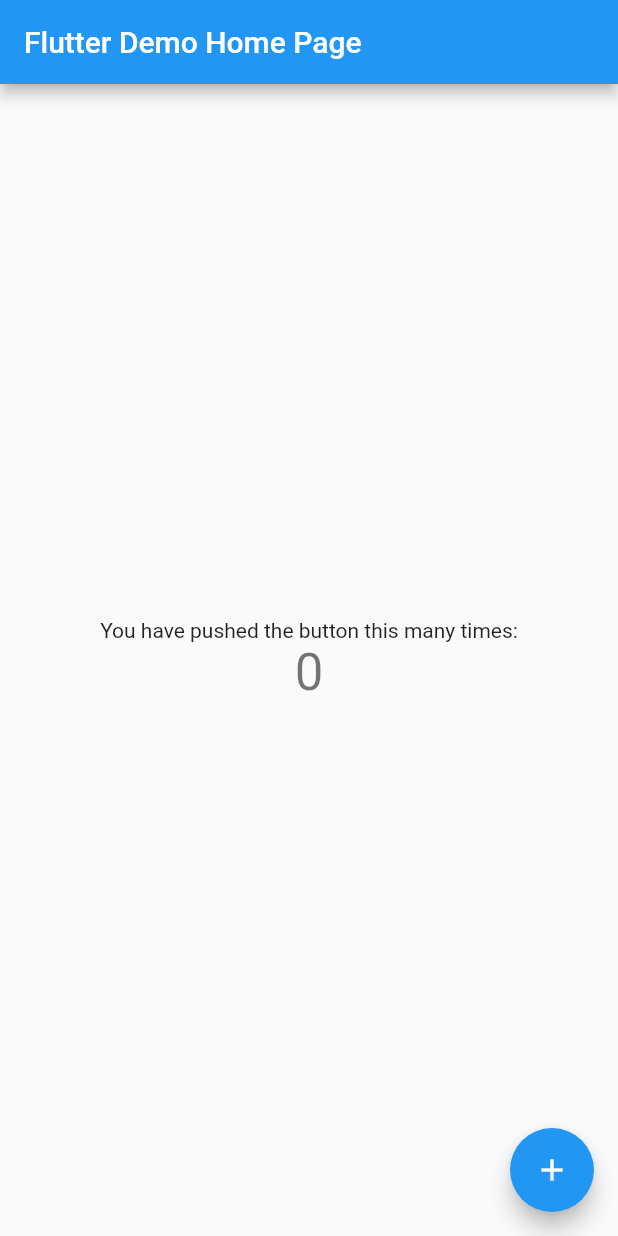
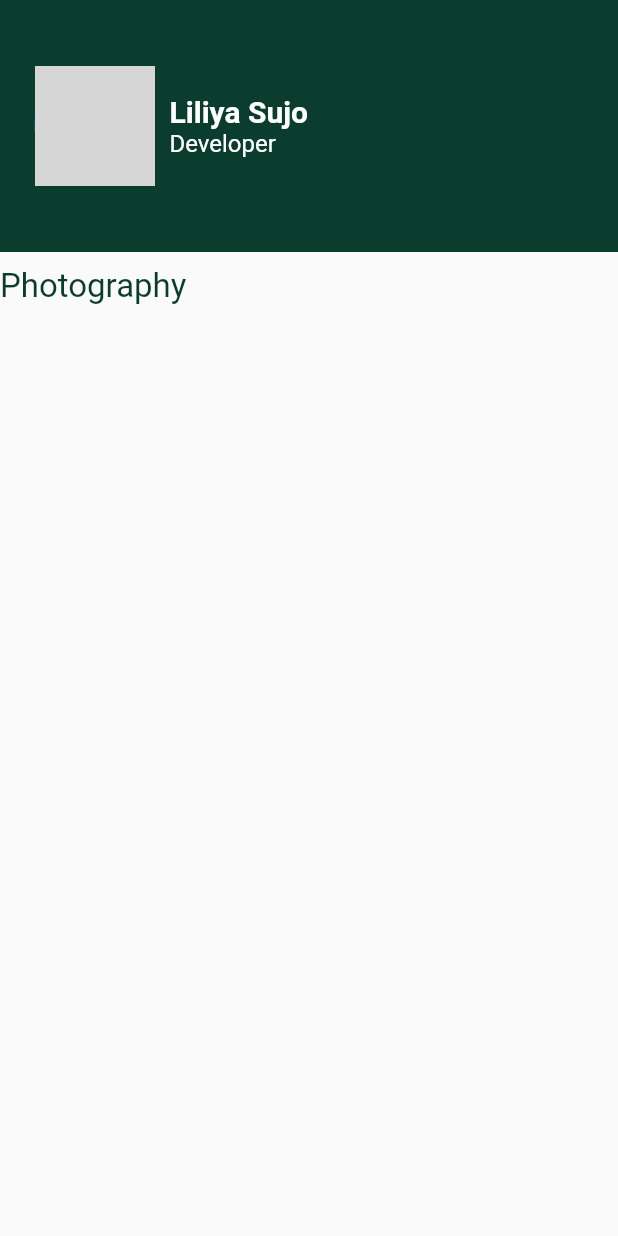
Before and after one commit to liliyasujo/flutter-project, a Flutter app: the screen it shows after launch, on a phone screen of 412 x 824 dp. Run offline on Flutter 3.47's test engine with Material 2 defaults, Android fonts, the phone set to English and light mode, and no system bars; network calls fail; grey boxes are pictures that could not be loaded.

Commit message:
Day 2 updates

```diff
--- /dev/null
+++ b/lib/homepage.dart
@@ -0,0 +1,24 @@
+import 'package:flutter/material.dart';
+import 'package:flutter_project/top_bar.dart';
+
+class HomePageScreen extends StatelessWidget {
+  @override
+  Widget build(BuildContext context) {
+    return Scaffold(
+      body: SafeArea(
+        child: Column(
+          crossAxisAlignment: CrossAxisAlignment.start,
+          children: [
+            TopBar(
+              title: 'Liliya Sujo',
+              subtitle: 'Developer',
+              color: Color(0xff0B3D2E),
+            ),
+            const SizedBox(height: 10),
+            Text('Photography',style: TextStyle(fontSize: 22,color: Color(0xff0B3D2E)),),
+          ],
+        ),
+      ),
+    );
+  }
+}
--- a/lib/main.dart
+++ b/lib/main.dart
@@ -1,43 +1,27 @@
 import 'package:flutter/material.dart';
+import 'package:flutter_project/homepage.dart';
 
 void main() {
   runApp(MyApp());
 }
 
 class MyApp extends StatelessWidget {
-  // This widget is the root of your application.
+
   @override
   Widget build(BuildContext context) {
     return MaterialApp(
       title: 'Flutter Demo',
       theme: ThemeData(
-        // This is the theme of your application.
-        //
-        // Try running your application with "flutter run". You'll see the
-        // application has a blue toolbar. Then, without quitting the app, try
-        // changing the primarySwatch below to Colors.green and then invoke
-        // "hot reload" (press "r" in the console where you ran "flutter run",
-        // or simply save your changes to "hot reload" in a Flutter IDE).
-        // Notice that the counter didn't reset back to zero; the application
-        // is not restarted.
+
         primarySwatch: Colors.blue,
       ),
-      home: MyHomePage(title: 'Flutter Demo Home Page'),
+      home: HomePageScreen(),
     );
   }
 }
 
 class MyHomePage extends StatefulWidget {
   MyHomePage({Key? key, required this.title}) : super(key: key);
-
-  // This widget is the home page of your application. It is stateful, meaning
-  // that it has a State object (defined below) that contains fields that affect
-  // how it looks.
-
-  // This class is the configuration for the state. It holds the values (in this
-  // case the title) provided by the parent (in this case the App widget) and
-  // used by the build method of the State. Fields in a Widget subclass are
-  // always marked "final".
 
   final String title;
 
@@ -50,47 +34,22 @@ class _MyHomePageState extends State<MyHomePage> {
 
   void _incrementCounter() {
     setState(() {
-      // This call to setState tells the Flutter framework that something has
-      // changed in this State, which causes it to rerun the build method below
-      // so that the display can reflect the updated values. If we changed
-      // _counter without calling setState(), then the build method would not be
-      // called again, and so nothing would appear to happen.
       _counter++;
     });
   }
 
   @override
   Widget build(BuildContext context) {
-    // This method is rerun every time setState is called, for instance as done
-    // by the _incrementCounter method above.
-    //
-    // The Flutter framework has been optimized to make rerunning build methods
-    // fast, so that you can just rebuild anything that needs updating rather
-    // than having to individually change instances of widgets.
+
     return Scaffold(
       appBar: AppBar(
-        // Here we take the value from the MyHomePage object that was created by
-        // the App.build method, and use it to set our appbar title.
+
         title: Text(widget.title),
       ),
       body: Center(
-        // Center is a layout widget. It takes a single child and positions it
-        // in the middle of the parent.
+
         child: Column(
-          // Column is also a layout widget. It takes a list of children and
-          // arranges them vertically. By default, it sizes itself to fit its
-          // children horizontally, and tries to be as tall as its parent.
-          //
-          // Invoke "debug painting" (press "p" in the console, choose the
-          // "Toggle Debug Paint" action from the Flutter Inspector in Android
-          // Studio, or the "Toggle Debug Paint" command in Visual Studio Code)
-          // to see the wireframe for each widget.
-          //
-          // Column has various properties to control how it sizes itself and
-          // how it positions its children. Here we use mainAxisAlignment to
-          // center the children vertically; the main axis here is the vertical
-          // axis because Columns are vertical (the cross axis would be
-          // horizontal).
+
           mainAxisAlignment: MainAxisAlignment.center,
           children: <Widget>[
             Text(
--- /dev/null
+++ b/lib/top_bar.dart
@@ -0,0 +1,41 @@
+import 'package:flutter/material.dart';
+
+class TopBar extends StatelessWidget {
+  final String title;
+  final String subtitle;
+  final Color color;
+  TopBar({required this.subtitle,required this.title, required this.color});
+  @override
+  Widget build(BuildContext context) {
+    return Container(
+      padding: EdgeInsets.symmetric(vertical: 44, horizontal: 23),
+      width: double.infinity,
+      color:color,
+      child:Row(
+        children: [
+          CircleAvatar(
+            radius: 40,
+            backgroundImage: NetworkImage('https://www.desicomments.com/dc3/19/439319/439319.jpg'),
+          ),
+          const SizedBox(width: 10),
+        Column(
+        crossAxisAlignment: CrossAxisAlignment.start,
+        children: [
+          Text(
+            title,
+            style: TextStyle(
+                fontSize: 20,
+                fontWeight: FontWeight.w600,
+                color: Colors.white),
+          ),
+          Text(
+            subtitle,
+            style: TextStyle(fontSize: 16, color: Colors.white),
+          ),
+        ],
+      ),
+      ],)
+
+    );
+  }
+}
```
